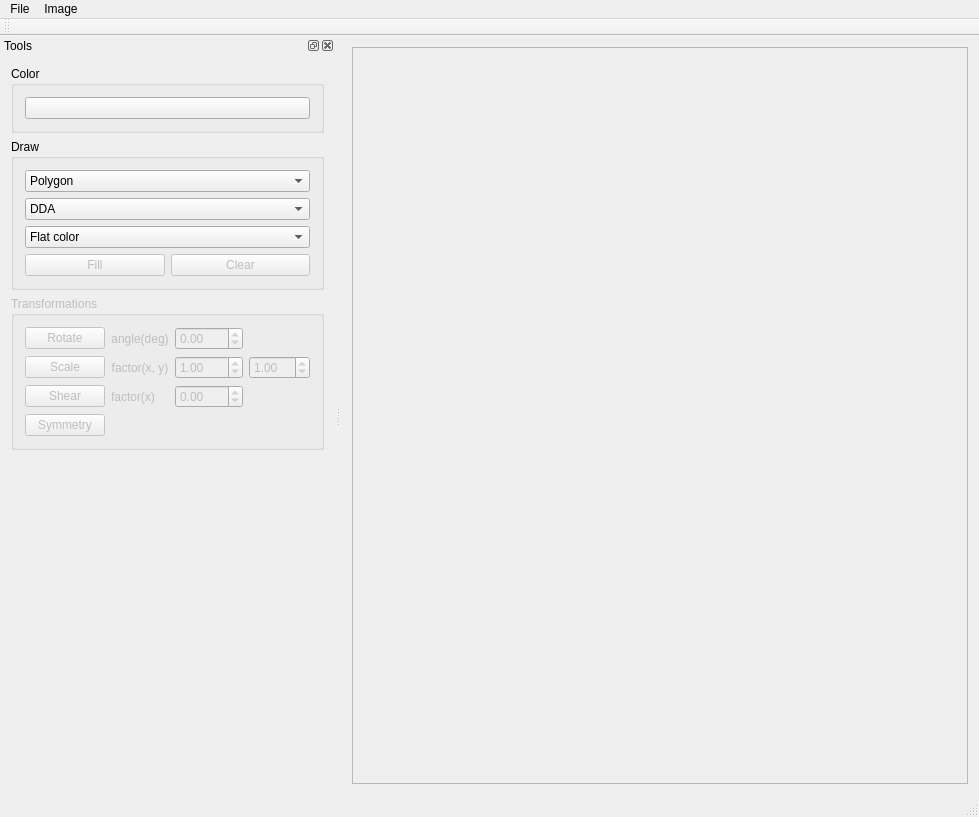
This is src/ImageViewer.ui in KeepStraigh-T/cviko2-DDA-Bresenham as Qt 5 draws it before an edit. The edited form follows.
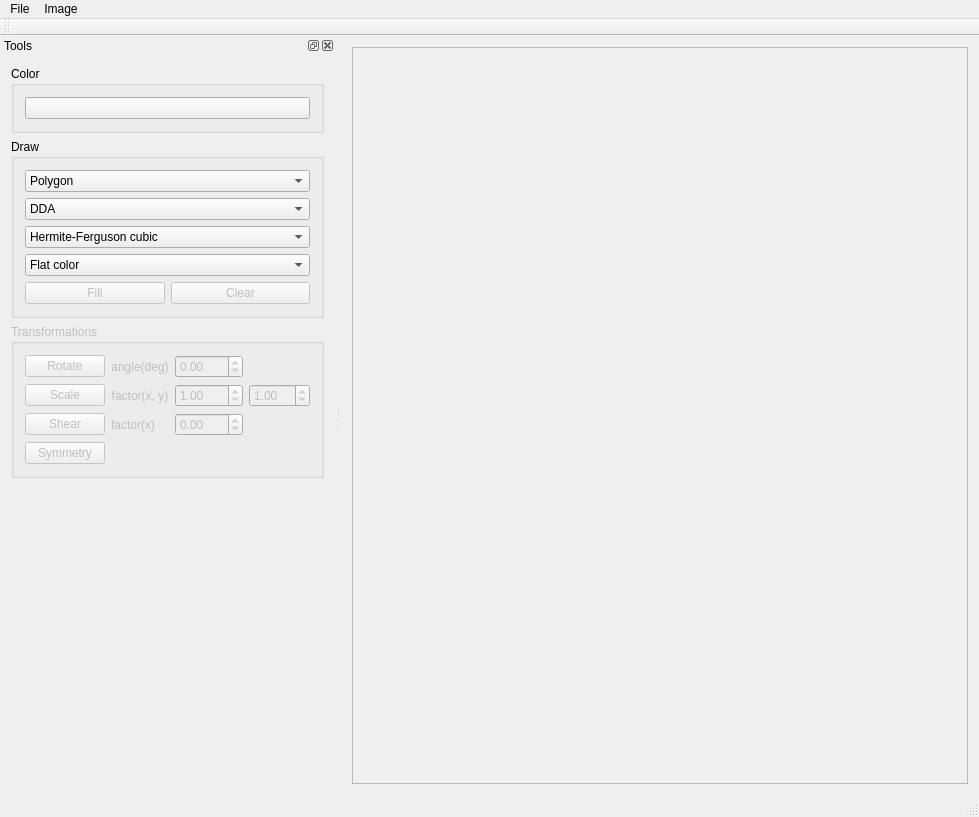
This is the edited form.

Commit message: Add curve drawing algorithm (Hermite-Ferguson cubic)

The edit to the form file:
```diff
--- a/src/ImageViewer.ui
+++ b/src/ImageViewer.ui
@@ -119,6 +119,19 @@
         <string>Draw</string>
        </property>
        <layout class="QGridLayout" name="gridLayout">
+        <item row="7" column="1">
+         <widget class="QPushButton" name="pushButtonClear">
+          <property name="enabled">
+           <bool>false</bool>
+          </property>
+          <property name="text">
+           <string>Clear</string>
+          </property>
+          <property name="checkable">
+           <bool>false</bool>
+          </property>
+         </widget>
+        </item>
         <item row="0" column="0" colspan="2">
          <widget class="QComboBox" name="comboBoxFigure">
           <item>
@@ -131,19 +144,11 @@
             <string>Circle</string>
            </property>
           </item>
-         </widget>
-        </item>
-        <item row="6" column="1">
-         <widget class="QPushButton" name="pushButtonClear">
-          <property name="enabled">
-           <bool>false</bool>
-          </property>
-          <property name="text">
-           <string>Clear</string>
-          </property>
-          <property name="checkable">
-           <bool>false</bool>
-          </property>
+          <item>
+           <property name="text">
+            <string>Curve</string>
+           </property>
+          </item>
          </widget>
         </item>
         <item row="1" column="0" colspan="2">
@@ -166,7 +171,7 @@
           </item>
          </widget>
         </item>
-        <item row="6" column="0">
+        <item row="7" column="0">
          <widget class="QPushButton" name="pushButtonFill">
           <property name="enabled">
            <bool>false</bool>
@@ -179,7 +184,7 @@
           </property>
          </widget>
         </item>
-        <item row="2" column="0" colspan="2">
+        <item row="3" column="0" colspan="2">
          <widget class="QComboBox" name="comboBoxInterpAlg">
           <property name="editable">
            <bool>false</bool>
@@ -201,6 +206,15 @@
           </item>
          </widget>
         </item>
+        <item row="2" column="0" colspan="2">
+         <widget class="QComboBox" name="comboBoxCurveAlg">
+          <item>
+           <property name="text">
+            <string>Hermite-Ferguson cubic</string>
+           </property>
+          </item>
+         </widget>
+        </item>
        </layout>
       </widget>
      </item>
```
The commit also changes 4 other files.
